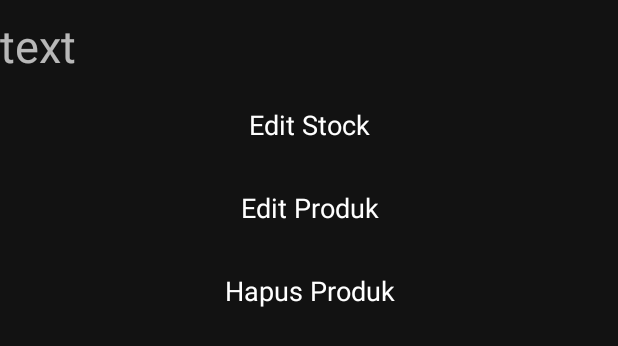
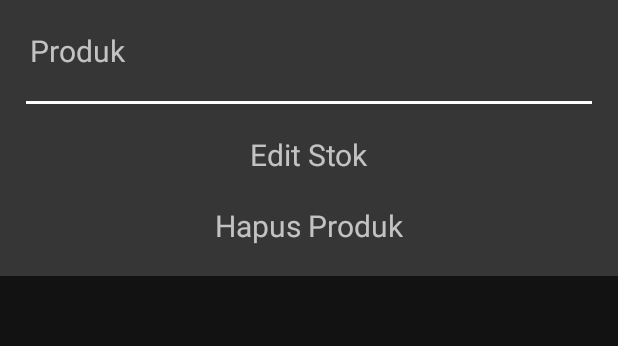
Before and after one commit to Dev-Hisaki/stockwise-app, an Android app: the layout activity_popup_produk_admin.xml on its own in the app's theme, with its tools: preview values and no code run, on a phone screen of 412 x 824 dp. Shown: the top 346 px of the screen. Run offline under Robolectric (Android 15) with nearby library versions, the phone set to English and light mode, and no system bars.

Commit message:
fix: bugs, ui, languages

```diff
--- a/app/src/main/java/com/hisaki/stockwiseapp/RecyclerItemStockAdapter.kt
+++ b/app/src/main/java/com/hisaki/stockwiseapp/RecyclerItemStockAdapter.kt
@@ -50,8 +50,8 @@ class RecyclerItemStockAdapter(private val fragment: Fragment) : RecyclerView.Ad
         val item = firestoreItemList[position]
         holder.tvItemBarcode.text = item.barcode
         holder.tvItemTitle.text = item.name
-        holder.tvItemPrice.text = "Price: ${formatRupiah(item.price!!.toDouble())}"
-        holder.tvItemStock.text = "Stock: ${item.stock}"
+        holder.tvItemPrice.text = "Harga: ${formatRupiah(item.price!!.toDouble())}"
+        holder.tvItemStock.text = "Stok: ${item.stock}"
 
         Glide.with(fragment)
             .load(item.img)
@@ -79,7 +79,6 @@ class RecyclerItemStockAdapter(private val fragment: Fragment) : RecyclerView.Ad
         val item = firestoreItemList[position]
         val dialogView = LayoutInflater.from(view.context).inflate(R.layout.activity_popup_produk_admin, null)
         val editstock: TextView = dialogView.findViewById(R.id.editstock)
-        val editproduk: TextView = dialogView.findViewById(R.id.editproduk)
         val deleteBtn: TextView = dialogView.findViewById(R.id.delbtn)
         val tvproduct: TextView = dialogView.findViewById(R.id.tvproduk)
 
@@ -102,18 +101,6 @@ class RecyclerItemStockAdapter(private val fragment: Fragment) : RecyclerView.Ad
             fragment.startActivityForResult(intent, 1)
         }
 
-        editproduk.setOnClickListener {
-            alertDialog.dismiss()
-            val context = fragment.requireContext()
-            val intent = Intent(context, EditProduk::class.java)
-            intent.putExtra("id", item.id)
-            intent.putExtra("img", item.img)
-            intent.putExtra("barcode", item.barcode)
-            intent.putExtra("name", item.name)
-            intent.putExtra("price", item.price)
-            intent.putExtra("stock", item.stock)
-            fragment.startActivityForResult(intent, 1)
-        }
 
         deleteBtn.setOnClickListener {
             alertDialog.dismiss()
@@ -126,7 +113,6 @@ class RecyclerItemStockAdapter(private val fragment: Fragment) : RecyclerView.Ad
 
     private fun deleteItem(itemId: String, position: Int){
         itemCollection.document(itemId).delete().addOnSuccessListener {
-            Toast.makeText(fragment.requireContext(), "Item Deleted", Toast.LENGTH_SHORT).show()
             firestoreItemList.removeAt(position)
             notifyItemRemoved(position)
             notifyItemRangeChanged(position, firestoreItemList.size)
--- a/app/src/main/java/com/hisaki/stockwiseapp/Rupiah.kt
+++ b/app/src/main/java/com/hisaki/stockwiseapp/Rupiah.kt
@@ -6,5 +6,6 @@ import java.util.Locale
 fun formatRupiah(amount: Double): String {
     val localeID = Locale("in", "ID")
     val numberFormat = NumberFormat.getCurrencyInstance(localeID)
+    numberFormat.maximumFractionDigits = 0
     return numberFormat.format(amount)
 }
--- a/app/src/main/res/layout/activity_popup_produk_admin.xml
+++ b/app/src/main/res/layout/activity_popup_produk_admin.xml
@@ -3,74 +3,42 @@
 xmlns:android="http://schemas.android.com/apk/res/android"
 android:layout_width="match_parent"
 android:layout_height="wrap_content"
-    android:orientation="vertical">
-
-    <LinearLayout
-        android:layout_width="match_parent"
-        android:layout_height="55dp"
-        android:orientation="horizontal">
-
+android:orientation="vertical"
+android:background="@color/gray_background">
 <TextView
     android:id="@+id/tvproduk"
     android:layout_width="match_parent"
-            android:layout_height="match_parent"
-            android:text="text"
-            android:layout_marginTop="10dp"
-            android:ems="5"
-            android:textSize="30sp"
-            android:inputType="text">
-        </TextView>
-    </LinearLayout>
-
+    android:layout_height="wrap_content"
+    android:text="Produk"
+    android:textSize="20dp"
+    android:layout_margin="20dp"/>
+<View
+    android:layout_width="match_parent"
+    android:layout_height="2dp"
+    android:background="@color/white"
+    android:layout_marginHorizontal="17dp"/>
 <LinearLayout
     android:layout_width="match_parent"
-        android:layout_height="55dp"
-        android:orientation="horizontal">
+    android:layout_height="match_parent"
+    android:orientation="vertical"
+    android:layout_marginHorizontal="30dp"
+    android:layout_marginTop="20dp">
     <TextView
         android:id="@+id/editstock"
-            android:layout_width="match_parent"
-            android:layout_height="55dp"
-            android:layout_marginHorizontal="16dp"
-            android:textSize="18sp"
-            android:textColor="@color/white"
-            android:inputType="text"
-            android:gravity="center"
-            android:layout_marginBottom="16dp"
-            android:text="Edit Stock"/>
-    </LinearLayout>
-
-    <LinearLayout
-        android:layout_width="match_parent"
-        android:layout_height="55dp"
-        android:orientation="horizontal">
-        <TextView
-            android:id="@+id/editproduk"
-            android:layout_width="match_parent"
-            android:layout_height="55dp"
-            android:layout_marginHorizontal="16dp"
-            android:textSize="18sp"
-            android:textColor="@color/white"
-            android:inputType="text"
-            android:gravity="center"
-            android:layout_marginBottom="16dp"
-            android:text="Edit Produk"/>
-    </LinearLayout>
-
-    <LinearLayout
-        android:layout_width="match_parent"
-        android:layout_height="55dp"
-        android:orientation="horizontal">
+        android:layout_width="wrap_content"
+        android:layout_height="wrap_content"
+        android:text="Edit Stok"
+        android:layout_gravity="center"
+        android:textSize="20dp"
+        android:layout_marginBottom="20dp"/>
     <TextView
         android:id="@+id/delbtn"
-            android:layout_width="match_parent"
-            android:layout_height="55dp"
-            android:layout_marginHorizontal="16dp"
-            android:textSize="18sp"
-            android:textColor="@color/white"
-            android:inputType="text"
-            android:gravity="center"
-            android:layout_marginBottom="16dp"
-            android:text="Hapus Produk"/>
+        android:layout_width="wrap_content"
+        android:layout_height="wrap_content"
+        android:text="Hapus Produk"
+        android:layout_gravity="center"
+        android:textSize="20dp"
+        android:layout_marginBottom="20dp"/>
 </LinearLayout>
 
 </LinearLayout>
--- a/app/src/main/res/layout/fragment_admin_stock.xml
+++ b/app/src/main/res/layout/fragment_admin_stock.xml
@@ -33,7 +33,7 @@
             <TextView
                 android:layout_width="wrap_content"
                 android:layout_height="match_parent"
-                android:text="Search Here"
+                android:text="Cari"
                 android:layout_marginTop="10dp"
                 android:layout_marginStart="10dp"/>
 
--- a/app/src/main/res/menu/bottom_nav_menu.xml
+++ b/app/src/main/res/menu/bottom_nav_menu.xml
@@ -12,5 +12,5 @@
     <item
         android:id="@+id/stock_button"
         android:icon="@drawable/ic_stock"
-        android:title="Stock" />
+        android:title="Stok" />
 </menu>
```
Lines whose indentation alone changed are shown as unchanged.
